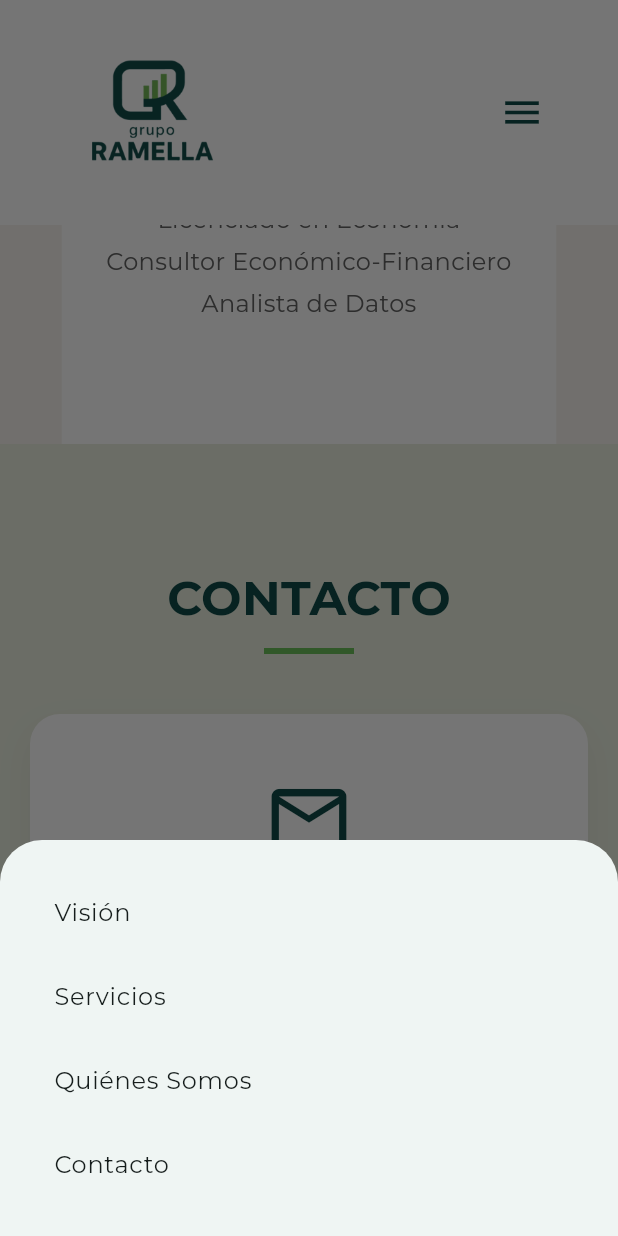
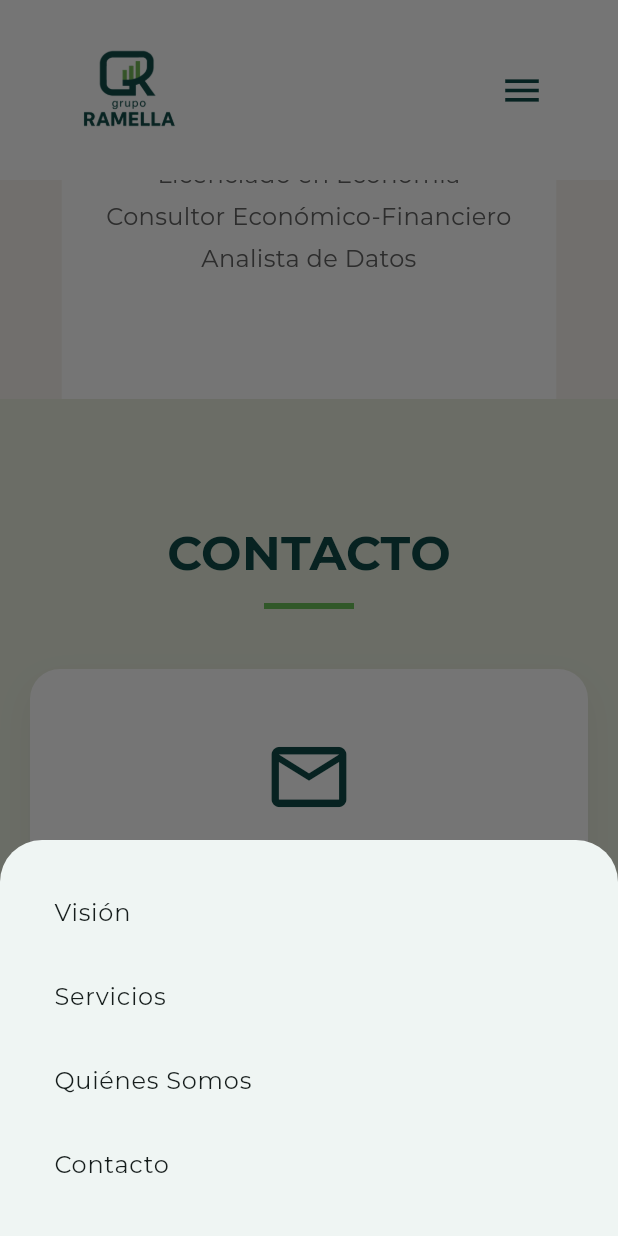
Before and after one commit to NachoRam123/grupo-ramella-landing, a Flutter app: the screen it shows after launch, scrolled down 3456 dp, after a tap on the "menu" icon, on a phone screen of 412 x 824 dp. Run offline on Flutter 3.47's test engine with Material 3 defaults, Android fonts, the phone set to English and light mode, and no system bars; drawn by our look-alikes of flutter_animate; our stand-ins replace google_fonts.

Commit message:
Add files via upload

```diff
--- a/lib/sections/about_section.dart
+++ b/lib/sections/about_section.dart
@@ -53,7 +53,8 @@ class AboutSection extends StatelessWidget {
   }
 }
 
-class _ProfileCard extends StatelessWidget {
+
+class _ProfileCard extends StatefulWidget {
   final String imagePath;
   final String name;
   final List<String> titles;
@@ -67,39 +68,54 @@ class _ProfileCard extends StatelessWidget {
   });
 
   @override
+  State<_ProfileCard> createState() => _ProfileCardState();
+}
+
+class _ProfileCardState extends State<_ProfileCard> {
+  bool _isHovering = false;
+
+  @override
   Widget build(BuildContext context) {
-    return Column(
+    return MouseRegion(
+      onEnter: (_) => setState(() => _isHovering = true),
+      onExit: (_) => setState(() => _isHovering = false),
+      child: Column(
         children: [
-        Container(
+          AnimatedContainer(
+            duration: const Duration(milliseconds: 300),
             width: 250,
             height: 250,
+            transform: Matrix4.identity()..scale(_isHovering ? 1.05 : 1.0),
             decoration: BoxDecoration(
               shape: BoxShape.circle,
               image: DecorationImage(
-              image: AssetImage(imagePath),
+                image: AssetImage(widget.imagePath),
                 fit: BoxFit.cover,
               ),
-            border: Border.all(color: AppColors.primaryDark, width: 4),
+              border: Border.all(
+                color: _isHovering ? AppColors.secondaryGreen : AppColors.primaryDark,
+                width: 4
+              ),
               boxShadow: [
                 BoxShadow(
-                color: Colors.black.withOpacity(0.1),
-                blurRadius: 15,
+                  color: _isHovering ? AppColors.secondaryGreen.withOpacity(0.3) : Colors.black.withOpacity(0.1),
+                  blurRadius: _isHovering ? 25 : 15,
                   offset: const Offset(0, 5),
                 ),
               ],
             ),
-        ).animate().fadeIn(delay: delay.ms).scale(begin: const Offset(0.8, 0.8), end: const Offset(1, 1), duration: 600.ms, curve: Curves.easeOutBack),
+          ).animate().fadeIn(delay: widget.delay.ms).scale(begin: const Offset(0.8, 0.8), end: const Offset(1, 1), duration: 600.ms, curve: Curves.easeOutBack),
           const SizedBox(height: 20),
           Text(
-          name,
+            widget.name,
             style: AppTextStyles.bodyText.copyWith(
               fontWeight: FontWeight.bold,
               fontSize: 24,
-            color: AppColors.primaryDark,
+              color: _isHovering ? AppColors.secondaryGreen : AppColors.primaryDark,
             ),
-        ).animate().fadeIn(delay: (delay + 300).ms).slideY(begin: 0.5, end: 0),
+          ).animate().fadeIn(delay: (widget.delay + 300).ms).slideY(begin: 0.5, end: 0),
           const SizedBox(height: 10),
-        ...titles.map((title) => Padding(
+          ...widget.titles.map((title) => Padding(
             padding: const EdgeInsets.symmetric(vertical: 2),
             child: Text(
               title,
@@ -109,8 +125,9 @@ class _ProfileCard extends StatelessWidget {
               ),
               textAlign: TextAlign.center,
             ),
-        )).toList().animate(interval: 100.ms).fadeIn(delay: (delay + 500).ms),
+          )).toList().animate(interval: 100.ms).fadeIn(delay: (widget.delay + 500).ms),
         ],
+      ),
     );
   }
 }
--- a/lib/sections/contact_section.dart
+++ b/lib/sections/contact_section.dart
@@ -13,6 +13,7 @@ class ContactSection extends StatefulWidget {
 class _ContactSectionState extends State<ContactSection> {
   final TextEditingController _emailController = TextEditingController();
   final TextEditingController _messageController = TextEditingController();
+  bool _isHovering = false;
 
   Future<void> _launchEmail() async {
     final String userEmail = _emailController.text;
@@ -57,19 +58,28 @@ class _ContactSectionState extends State<ContactSection> {
           Container(height: 4, width: 60, color: AppColors.secondaryGreen)
               .animate().fadeIn(delay: 200.ms).scaleX(),
           const SizedBox(height: 40),
-          Container(
+          MouseRegion(
+            onEnter: (_) => setState(() => _isHovering = true),
+            onExit: (_) => setState(() => _isHovering = false),
+            child: AnimatedContainer(
+              duration: const Duration(milliseconds: 300),
               constraints: const BoxConstraints(maxWidth: 600),
               padding: const EdgeInsets.all(40),
+              transform: Matrix4.identity()..scale(_isHovering ? 1.02 : 1.0),
               decoration: BoxDecoration(
                 color: Colors.white,
                 borderRadius: BorderRadius.circular(20),
                 boxShadow: [
                   BoxShadow(
-                  color: Colors.black.withOpacity(0.05),
-                  blurRadius: 20,
+                    color: _isHovering ? AppColors.secondaryGreen.withOpacity(0.2) : Colors.black.withOpacity(0.05),
+                    blurRadius: _isHovering ? 30 : 20,
                     offset: const Offset(0, 10),
                   ),
                 ],
+                border: Border.all(
+                  color: _isHovering ? AppColors.secondaryGreen : Colors.transparent,
+                  width: 2
+                ),
               ),
               child: Column(
                 crossAxisAlignment: CrossAxisAlignment.stretch,
@@ -119,6 +129,7 @@ class _ContactSectionState extends State<ContactSection> {
                 ],
               ),
             ),
+          ),
         ],
       ),
     );
--- a/lib/widgets/nav_bar.dart
+++ b/lib/widgets/nav_bar.dart
@@ -28,7 +28,7 @@ class NavBar extends StatelessWidget {
             children: [
               Image.asset(
                 'assets/images/logo.png',
-                height: 120, // Significantly increased
+                height: 90, // Adjusted to intermediate size
                 fit: BoxFit.contain,
                 errorBuilder: (context, error, stackTrace) => const Icon(Icons.attach_money, size: 50, color: AppColors.primaryDark),
               ),
```
Lines whose indentation alone changed are shown as unchanged.
